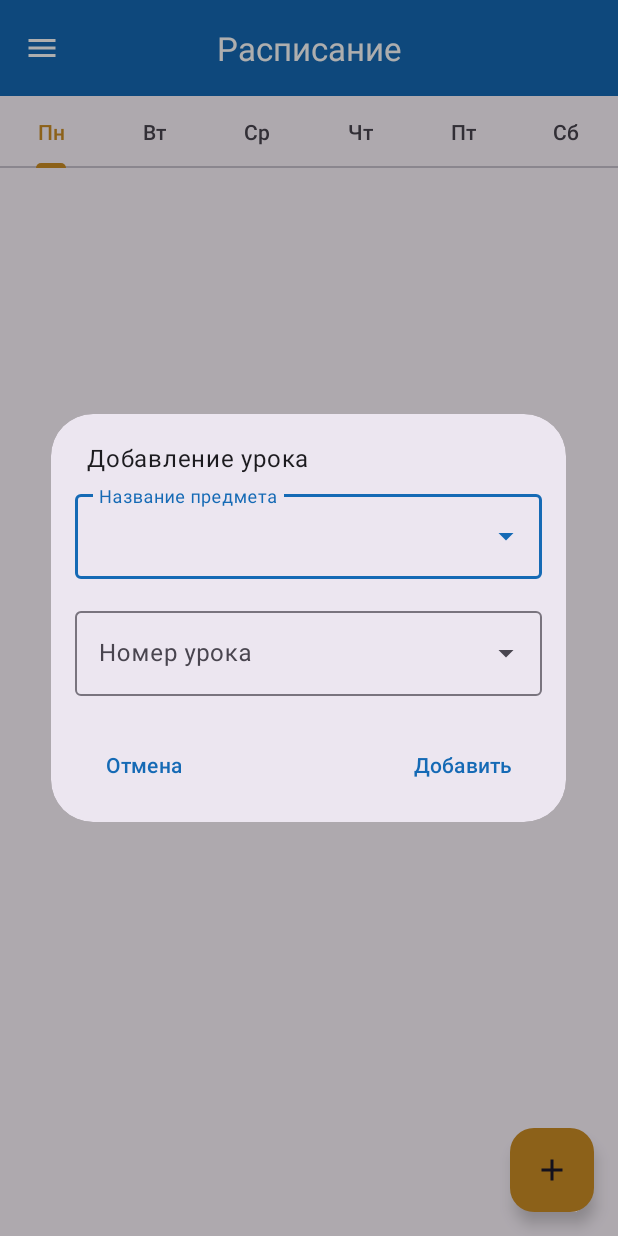
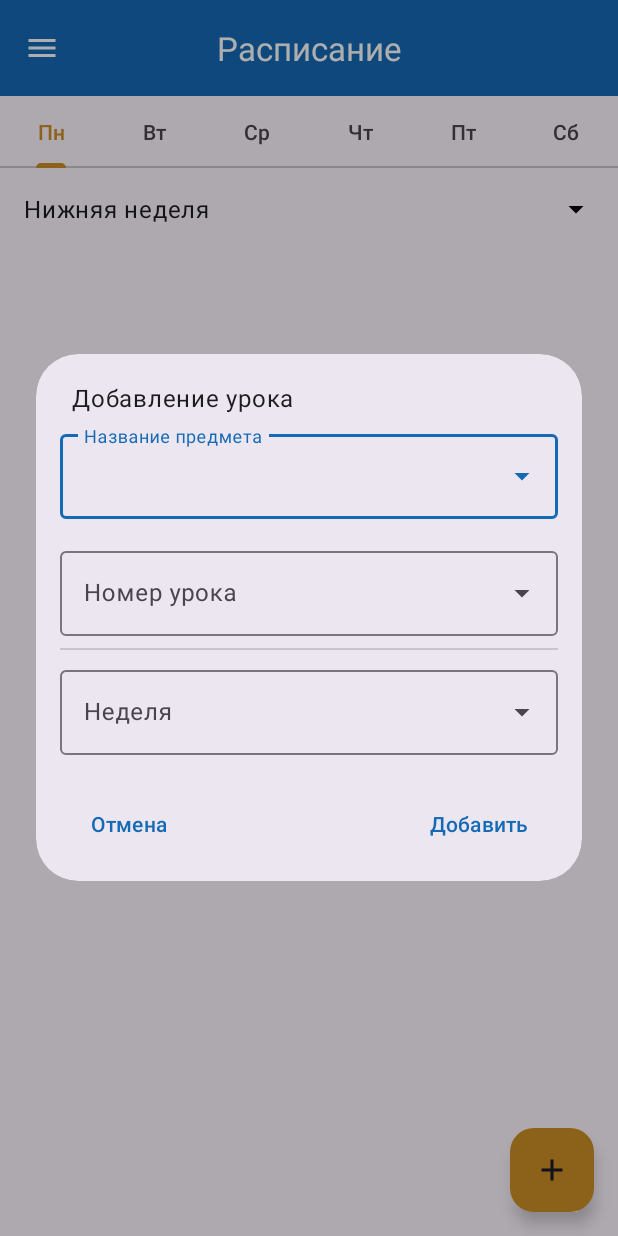
Before and after one commit to RUD0MIR/lessons-schedule-manager-app, an Android app: the screen it shows after launch (ScheduleActivity), after a tap on "Add item", on a phone screen of 412 x 824 dp. Run offline under Robolectric (Android 15) with nearby library versions, the phone set to English and light mode, and no system bars; our stand-ins replace Room's generated code.

Commit message:
Done with ui and shared preferences for week state in ScheduleActivity.kt

```diff
--- a/app/src/main/java/com/example/lessons_schedule/data/model/ScheduleItem.kt
+++ b/app/src/main/java/com/example/lessons_schedule/data/model/ScheduleItem.kt
@@ -22,5 +22,8 @@ data class ScheduleItem(
         var dayOfWeek: String,
 
         @ColumnInfo(name = "is_disable")
-        var isDisable: Boolean = false
+        var isDisable: Boolean = false,
+
+//        @ColumnInfo(name = "week_state")
+//        val weekState: Int
 ): Parcelable
--- a/app/src/main/java/com/example/lessons_schedule/schedule/ScheduleActivity.kt
+++ b/app/src/main/java/com/example/lessons_schedule/schedule/ScheduleActivity.kt
@@ -16,8 +16,8 @@
 
 package com.example.lessons_schedule.schedule
 
-import android.content.Context
 import android.content.Intent
+import android.content.SharedPreferences
 import android.os.Build
 import android.os.Bundle
 import android.view.ContextMenu
@@ -34,11 +34,9 @@ import com.example.lessons_schedule.adapter.DaysPagerAdapter
 import com.example.lessons_schedule.time_table.TimeTableActivity
 import com.example.lessons_schedule.data.daysOfWeek
 import com.example.lessons_schedule.databinding.ActivityScheduleBinding
-import com.example.lessons_schedule.schedule.components.WeekStateDialog
 import com.example.lessons_schedule.subjects.SubjectsActivity
 import com.google.android.material.tabs.TabLayout
 import com.google.android.material.tabs.TabLayoutMediator
-import java.time.LocalDate
 import java.util.*
 
 
@@ -52,10 +50,11 @@ class ScheduleActivity : FragmentActivity() {
     private val context = this
 
     private lateinit var binding: ActivityScheduleBinding
-    private lateinit var scheduleViewModel: ScheduleViewModel
 
-    @RequiresApi(Build.VERSION_CODES.O)
-    private val currentDayOfWeek = LocalDate.now().dayOfWeek.value
+    private val calendar = Calendar.getInstance()
+    private val currentDayOfWeek = calendar.get(Calendar.DAY_OF_WEEK)
+    lateinit var prefs: SharedPreferences
+    private var weekStates = emptyArray<String>()
 
     @RequiresApi(Build.VERSION_CODES.O)
     override fun onCreate(savedInstanceState: Bundle?) {
@@ -64,19 +63,14 @@ class ScheduleActivity : FragmentActivity() {
         val view = binding.root
         setContentView(view)
 
-        //showing week state dialog only for the first time app launched
-        val prefs = getPreferences(MODE_PRIVATE)
-        val isFirstStart = prefs?.getBoolean(FIRST_START_PREF, true)
-        //TODO: put weekState to tv from sharedPreferences
+        weekStates = resources.getStringArray(R.array.week_states)
+        prefs = getPreferences(MODE_PRIVATE)
 
-        if (isFirstStart != null && isFirstStart) {
-            val weekDialog = WeekStateDialog()
-            weekDialog.show(supportFragmentManager, WeekStateDialog.TAG)
-        }
+        setWeekState(
+            prefs.getString(WEEK_STATE_PREF, weekStates[0])
+        )
 
-        val weekState = prefs.getString(WEEK_STATE_PREF, "")
-        binding.tvWeekState.text = weekState
-
+        //click listener for topAppBar menu
         binding.topAppBar.setNavigationOnClickListener {v: View ->
             showAppBarMenu(v, R.menu.schedule_app_bar_menu)
         }
@@ -93,6 +87,42 @@ class ScheduleActivity : FragmentActivity() {
         }.attach()
 
         selectTabForCurrentDayOfWeek(tabLayout)
+
+        binding.btnWeekState.setOnClickListener {
+            when(prefs.getString(WEEK_STATE_PREF, "")) {
+                weekStates[0] -> {
+                    setWeekState(weekStates[1])
+
+                    with (prefs.edit()) {
+                        putString(WEEK_STATE_PREF, weekStates[1])
+                        apply()
+                    }
+                }
+                weekStates[1] -> {
+                    setWeekState(weekStates[0])
+
+                    with (prefs.edit()) {
+                        putString(WEEK_STATE_PREF, weekStates[0])
+                        apply()
+                    }
+                }
+            }
+        }
+    }
+
+    private fun setWeekState(weekState: String?) {
+        binding.tvWeekState.text = weekState
+
+        when(weekState) {
+            weekStates[0] -> {
+                binding.tvWeekState.text = weekStates[0]
+                binding.btnWeekState.setImageResource(R.drawable.ic_arrow_drop_down)
+            }
+            weekStates[1] -> {
+                binding.tvWeekState.text = weekStates[1]
+                binding.btnWeekState.setImageResource(R.drawable.ic_arrow_drop_up)
+            }
+        }
     }
 
     @RequiresApi(Build.VERSION_CODES.O)
@@ -140,10 +170,12 @@ class ScheduleActivity : FragmentActivity() {
     }
 
     companion object {
-        private const val UPPER_WEEK = "upper_week"
-        private const val LOWER_WEEK = "lower_week"
-
         const val FIRST_START_PREF = "firstStart"
         const val WEEK_STATE_PREF = "weekState"
+
+        private const val UPPER_WEEK = 2
+        private const val NEUTRAL_WEEK = 1
+        private const val LOWER_WEEK = 0
+
     }
 }
--- a/app/src/main/java/com/example/lessons_schedule/schedule/components/AddScheduleDialog.kt
+++ b/app/src/main/java/com/example/lessons_schedule/schedule/components/AddScheduleDialog.kt
@@ -46,7 +46,7 @@ class AddScheduleDialog(
             .setNeutralButton(resources.getString(R.string.cancel_option), null)
             .setPositiveButton(R.string.add_option, null)
             .create()
-
+//TODO: add default value to weekState in dialog
         dialog.setOnShowListener{
             val btnPositive: Button =  dialog.getButton(AlertDialog.BUTTON_POSITIVE)
 
--- a/app/src/main/java/com/example/lessons_schedule/schedule/components/EditScheduleDialog.kt
+++ b/app/src/main/java/com/example/lessons_schedule/schedule/components/EditScheduleDialog.kt
@@ -90,7 +90,7 @@ class EditScheduleDialog(
         dialog.setCanceledOnTouchOutside(false)
         return dialog
     }
-
+    //TODO: add default value to weekState in dialog
     override fun onViewCreated(view: View, savedInstanceState: Bundle?) {
         //setting up subject names exposed menu data
         model.readSubjectsName.observe(viewLifecycleOwner, Observer { subjectNames ->
--- a/app/src/main/java/com/example/lessons_schedule/schedule/components/WeekStateDialog.kt
+++ /dev/null
@@ -1,61 +0,0 @@
-package com.example.lessons_schedule.schedule.components
-
-import android.app.Dialog
-import android.content.Context
-import android.os.Bundle
-import android.widget.Button
-import androidx.appcompat.app.AlertDialog
-import androidx.fragment.app.DialogFragment
-import androidx.fragment.app.activityViewModels
-import com.example.lessons_schedule.R
-import com.example.lessons_schedule.databinding.WeekStateDialogBinding
-import com.example.lessons_schedule.schedule.ScheduleActivity
-import com.example.lessons_schedule.schedule.ScheduleViewModel
-import com.google.android.material.dialog.MaterialAlertDialogBuilder
-
-class WeekStateDialog: DialogFragment() {
-    private lateinit var binding: WeekStateDialogBinding
-
-    override fun onCreateDialog(savedInstanceState: Bundle?): Dialog {
-        val builder = MaterialAlertDialogBuilder(requireActivity())
-
-        binding = WeekStateDialogBinding.inflate(layoutInflater)
-
-        builder.setView(binding.root)
-
-        val dialog = builder
-            .setView(binding.root)
-            .setPositiveButton(R.string.save_option, null)
-            .create()
-
-        dialog.setOnShowListener{
-            val btnPositive: Button =  dialog.getButton(AlertDialog.BUTTON_POSITIVE)
-
-            btnPositive.setOnClickListener {
-                val weekState = binding.weekStateExposedMenu.text.toString()
-
-                if(weekState.isNotBlank()) {
-                    val prefs = activity?.getPreferences(Context.MODE_PRIVATE)
-                    if(prefs != null) {
-                        with (prefs.edit()) {
-                            putBoolean(ScheduleActivity.FIRST_START_PREF, false)
-                            putString(ScheduleActivity.FIRST_START_PREF, weekState)
-                            apply()
-                        }
-                    }
-
-                    dialog.dismiss()
-                } else {
-                    binding.weekStateInputLayout.error = resources.getString(R.string.empty_input_error_message)
-                }
-            }
-        }
-
-        dialog.setCanceledOnTouchOutside(false)
-        return dialog
-    }
-
-    companion object {
-        const val TAG = "WeekStateDialog"
-    }
-}
--- /dev/null
+++ b/app/src/main/res/drawable/ic_arrow_drop_down.xml
@@ -0,0 +1,5 @@
+<vector android:height="24dp" android:tint="#000000"
+    android:viewportHeight="24" android:viewportWidth="24"
+    android:width="24dp" xmlns:android="http://schemas.android.com/apk/res/android">
+    <path android:fillColor="@android:color/white" android:pathData="M7,10l5,5 5,-5z"/>
+</vector>
--- /dev/null
+++ b/app/src/main/res/drawable/ic_arrow_drop_up.xml
@@ -0,0 +1,5 @@
+<vector android:height="24dp" android:tint="#000000"
+    android:viewportHeight="24" android:viewportWidth="24"
+    android:width="24dp" xmlns:android="http://schemas.android.com/apk/res/android">
+    <path android:fillColor="@android:color/white" android:pathData="M7,14l5,-5 5,5z"/>
+</vector>
--- a/app/src/main/res/layout/activity_schedule.xml
+++ b/app/src/main/res/layout/activity_schedule.xml
@@ -1,5 +1,5 @@
 <?xml version="1.0" encoding="utf-8"?>
-<LinearLayout xmlns:android="http://schemas.android.com/apk/res/android"
+<androidx.constraintlayout.widget.ConstraintLayout xmlns:android="http://schemas.android.com/apk/res/android"
     xmlns:app="http://schemas.android.com/apk/res-auto"
     xmlns:tools="http://schemas.android.com/tools"
     android:layout_width="match_parent"
@@ -8,40 +8,70 @@
     android:orientation="vertical">
 
     <com.google.android.material.appbar.AppBarLayout
+        android:id="@+id/appBarLayout"
         android:layout_width="match_parent"
-        android:layout_height="wrap_content">
+        android:layout_height="wrap_content"
+        app:layout_constraintEnd_toEndOf="parent"
+        app:layout_constraintStart_toStartOf="parent"
+        app:layout_constraintTop_toTopOf="parent">
+
         <com.google.android.material.appbar.MaterialToolbar
             android:id="@+id/topAppBar"
             android:layout_width="match_parent"
             android:layout_height="?attr/actionBarSize"
+            android:background="@color/blue"
+            app:navigationIcon="@drawable/ic_app_bar_menu"
+            app:subtitleTextAppearance="@style/TextAppearance.Material3.HeadlineSmall"
             app:title="@string/schedule_page_title"
-            app:subtitleTextAppearance="@style/TextAppearance.Material3.HeadlineSmall"
             app:titleCentered="true"
-            app:titleTextColor="@color/white"
-            app:navigationIcon="@drawable/ic_app_bar_menu"
-            android:background="@color/blue"
-            />
+            app:titleTextColor="@color/white" />
     </com.google.android.material.appbar.AppBarLayout>
+
     <com.google.android.material.tabs.TabLayout
         android:id="@+id/week_tab_layout"
         android:layout_width="match_parent"
         android:layout_height="wrap_content"
         app:tabIndicatorColor="@color/orange"
-        app:tabSelectedTextColor="@color/orange">
+        app:tabSelectedTextColor="@color/orange"
+        app:layout_constraintEnd_toEndOf="@+id/appBarLayout"
+        app:layout_constraintStart_toStartOf="@+id/appBarLayout"
+        app:layout_constraintTop_toBottomOf="@+id/appBarLayout">
     </com.google.android.material.tabs.TabLayout>
 
         <TextView
             android:id="@+id/tvWeekState"
-        android:layout_width="match_parent"
+            android:layout_width="wrap_content"
             android:layout_height="wrap_content"
             android:textAppearance="@style/TextAppearance.Material3.BodyLarge"
-        android:text="Верняя неделя"
+            tools:text="Верняя неделя"
             android:padding="16dp"
             android:textColor="@color/dark_gray"
+            app:layout_constraintStart_toStartOf="parent"
+            app:layout_constraintTop_toBottomOf="@+id/week_tab_layout"
             />
+
+        <ImageButton
+            android:id="@+id/btnWeekState"
+            android:layout_width="wrap_content"
+            android:layout_height="wrap_content"
+            android:layout_alignParentEnd="true"
+            android:background="@null"
+            android:layout_marginEnd="16dp"
+            app:layout_constraintEnd_toEndOf="parent"
+            app:layout_constraintTop_toBottomOf="@+id/week_tab_layout"
+            app:layout_constraintBottom_toBottomOf="@+id/tvWeekState"
+            />
+
 
     <androidx.viewpager2.widget.ViewPager2
         android:id="@+id/schedule_pager"
-        android:layout_width="match_parent"
-        android:layout_height="match_parent"></androidx.viewpager2.widget.ViewPager2>
-</LinearLayout>
+        android:layout_width="0dp"
+        android:layout_height="0dp"
+        app:layout_constraintTop_toBottomOf="@+id/tvWeekState"
+
+        app:layout_constraintStart_toStartOf="parent"
+        app:layout_constraintEnd_toEndOf="parent"
+        app:layout_constraintBottom_toBottomOf="parent"
+        />
+
+</androidx.constraintlayout.widget.ConstraintLayout>
--- a/app/src/main/res/layout/schedule_dialog_item.xml
+++ b/app/src/main/res/layout/schedule_dialog_item.xml
@@ -2,6 +2,7 @@
 <LinearLayout xmlns:android="http://schemas.android.com/apk/res/android"
     android:layout_width="match_parent"
     android:layout_height="wrap_content"
+    xmlns:app="http://schemas.android.com/apk/res-auto"
     android:orientation="vertical">
 
     <com.google.android.material.textfield.TextInputLayout
@@ -37,4 +38,30 @@
             android:inputType="none"
             android:labelFor="@+id/lessonsNumbersExposedMenu"/>
     </com.google.android.material.textfield.TextInputLayout>
+
+    <com.google.android.material.divider.MaterialDivider
+        android:layout_width="match_parent"
+        android:layout_height="wrap_content"
+        app:dividerInsetStart="16dp"
+        app:dividerInsetEnd="16dp"
+        />
+
+    <com.google.android.material.textfield.TextInputLayout
+        android:id="@+id/weekTypeInputLayout"
+        android:layout_width="match_parent"
+        android:layout_height="wrap_content"
+        style="@style/Widget.Material3.TextInputLayout.OutlinedBox.ExposedDropdownMenu"
+        android:hint="@string/week_state_hint"
+        android:layout_marginVertical="8dp"
+        android:layout_marginHorizontal="16dp">
+
+        <com.google.android.material.textfield.MaterialAutoCompleteTextView
+            android:id="@+id/weekTypeExposedMenu"
+            android:layout_width="match_parent"
+            android:layout_height="wrap_content"
+            android:inputType="none"
+            android:labelFor="@+id/weekTypeExposedMenu"
+            app:simpleItems="@array/week_states"
+            />
+    </com.google.android.material.textfield.TextInputLayout>
 </LinearLayout>
--- a/app/src/main/res/layout/week_state_dialog.xml
+++ /dev/null
@@ -1,26 +0,0 @@
-<?xml version="1.0" encoding="utf-8"?>
-<LinearLayout xmlns:android="http://schemas.android.com/apk/res/android"
-    android:layout_width="match_parent"
-    android:layout_height="wrap_content"
-    xmlns:app="http://schemas.android.com/apk/res-auto"
-    android:orientation="vertical">
-
-    <com.google.android.material.textfield.TextInputLayout
-        android:id="@+id/weekStateInputLayout"
-        android:layout_width="match_parent"
-        android:layout_height="wrap_content"
-        style="@style/Widget.Material3.TextInputLayout.OutlinedBox.ExposedDropdownMenu"
-        android:hint="@string/week_state_exposed_menu_hint"
-        android:layout_marginVertical="8dp"
-        android:layout_marginHorizontal="16dp">
-
-        <com.google.android.material.textfield.MaterialAutoCompleteTextView
-            android:id="@+id/weekStateExposedMenu"
-            android:layout_width="match_parent"
-            android:layout_height="wrap_content"
-            android:inputType="none"
-            android:labelFor="@id/subjectsExposedMenu"
-            app:simpleItems="@array/week_states"
-            />
-    </com.google.android.material.textfield.TextInputLayout>
-</LinearLayout>
--- a/app/src/main/res/values/strings.xml
+++ b/app/src/main/res/values/strings.xml
@@ -3,11 +3,12 @@
     <string name="app_name">Timetable manager</string>
 
     <array name="week_states">
+        <item name="lower_week">Нижняя неделя</item>
+        <item name="neutral_week">Каждую недулю</item>
         <item name="upper_week">Верхняя неделя</item>
-        <item name="lower_week">Нижняя неделя</item>
     </array>
 
-    <string name="week_state_exposed_menu_hint">Выберите неделю</string>
+    <string name="week_state_hint">Неделя</string>
 
     <string name="current_week">current_week</string>
     <string name="previous_week">previous_week</string>
```
Lines whose indentation alone changed are shown as unchanged.
